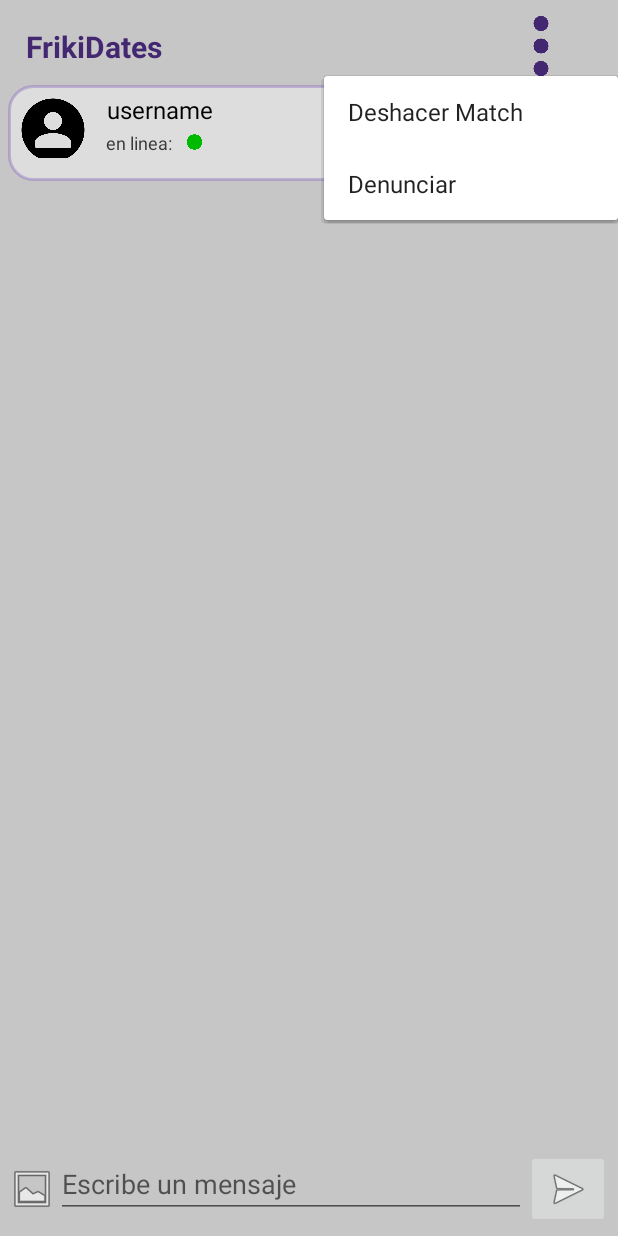
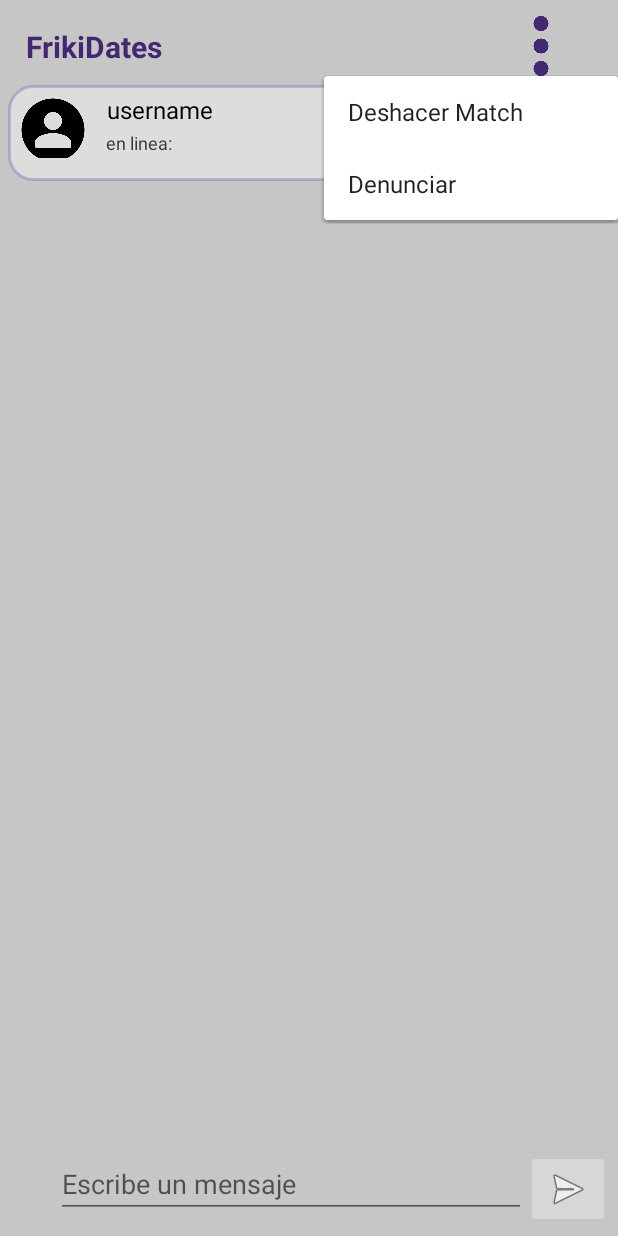
Before and after one commit to JavierBeDo/FrikiDates, an Android app: the ChatConcretoActivity screen opened directly, with no data from a screen before it, after a tap on "Menú", on a phone screen of 412 x 824 dp. Run offline under Robolectric (Android 15) with nearby library versions, the phone set to English and light mode, and no system bars; our stand-ins replace CircleImageView, Firebase (no records; nobody signed in at launch, a user with empty details on screens opened directly); pictures from the network do not load.

Commit message:
trabajo del casa /21/05/2025/ cambios apartados graficos

```diff
--- /dev/null
+++ b/app/src/main/java/com/example/frikidates/BaseActivity.kt
@@ -0,0 +1,67 @@
+package com.example.frikidates
+
+import android.util.Log
+import androidx.appcompat.app.AppCompatActivity
+import com.google.firebase.auth.FirebaseAuth
+import com.google.firebase.database.FirebaseDatabase
+import com.google.firebase.database.ValueEventListener
+import com.google.firebase.database.DataSnapshot
+import com.google.firebase.database.DatabaseError
+
+
+open class BaseActivity : AppCompatActivity() {
+
+    override fun onStart() {
+        super.onStart()
+        val user = FirebaseAuth.getInstance().currentUser ?: return
+        val userId = user.uid.removePrefix("profile_")
+        val estadoRef = FirebaseDatabase.getInstance("https://frikidatesdb-default-rtdb.europe-west1.firebasedatabase.app")
+            .getReference("user/$userId/status")
+
+        val connectedRef = FirebaseDatabase.getInstance("https://frikidatesdb-default-rtdb.europe-west1.firebasedatabase.app")
+            .getReference(".info/connected")
+
+        connectedRef.addValueEventListener(object : ValueEventListener {
+            override fun onDataChange(snapshot: DataSnapshot) {
+                val connected = snapshot.getValue(Boolean::class.java) ?: false
+                Log.d("BaseActivity", "Snapshot recibido en .info/connected: $connected")
+
+                if (connected) {
+                    Log.d("BaseActivity", "Conectado a Firebase Realtime Database, actualizando estado...")
+
+                    // Configurar onDisconnect para poner inactive cuando se desconecte
+                    estadoRef.onDisconnect().setValue("inactive")
+                        .addOnSuccessListener {
+                            Log.d("BaseActivity", "onDisconnect configurado correctamente para poner 'inactive'")
+                        }
+                        .addOnFailureListener { e ->
+                            Log.e("BaseActivity", "Error configurando onDisconnect", e)
+                        }
+
+                    // Establecer activo ahora que está conectado
+                    estadoRef.setValue("active")
+                        .addOnSuccessListener {
+                            Log.d("BaseActivity", "Estado actualizado a 'active' correctamente")
+                        }
+                        .addOnFailureListener { e ->
+                            Log.e("BaseActivity", "Error actualizando estado a 'active'", e)
+                        }
+                } else {
+                    Log.d("BaseActivity", "No conectado a Firebase Realtime Database (connected = false)")
+                }
+            }
+
+            override fun onCancelled(error: DatabaseError) {
+                // Log o manejar error
+            }
+        })
+    }
+
+    override fun onStop() {
+        super.onStop()
+        // No es recomendable poner aquí inactive, porque el socket puede seguir abierto
+        // Se puede quitar esta función para solo manejar presencia con .info/connected y onDisconnect
+    }
+
+
+}
--- a/app/src/main/res/layout/activity_chats_concretos.xml
+++ b/app/src/main/res/layout/activity_chats_concretos.xml
@@ -85,11 +85,10 @@
                     android:textSize="12sp" />
 
                 <ImageView
-                    android:id="@+id/imageView"
+                    android:id="@+id/estado_usuario"
                     android:layout_width="19dp"
                     android:layout_height="12dp"
-                    android:layout_gravity="center"
-                    app:srcCompat="@drawable/boton" />
+                    android:layout_gravity="center" />
             </LinearLayout>
 
         </LinearLayout>
@@ -112,7 +111,8 @@
             android:layout_width="wrap_content"
             android:layout_height="wrap_content"
             android:layout_gravity="center"
-            android:background="@android:drawable/ic_menu_gallery" />
+            android:background="@android:drawable/ic_menu_gallery"
+            android:visibility="invisible" />
 
         <EditText
             android:id="@+id/message_input"
```
Also changed, not shown: app/src/main/java/com/example/frikidates/ChatConcretoActivity.kt (+43 -3 lines), app/src/main/res/drawable/circle_inactive.png (added), app/src/main/res/drawable/circle_online.png (renamed from app/src/main/res/drawable/boton.png).
